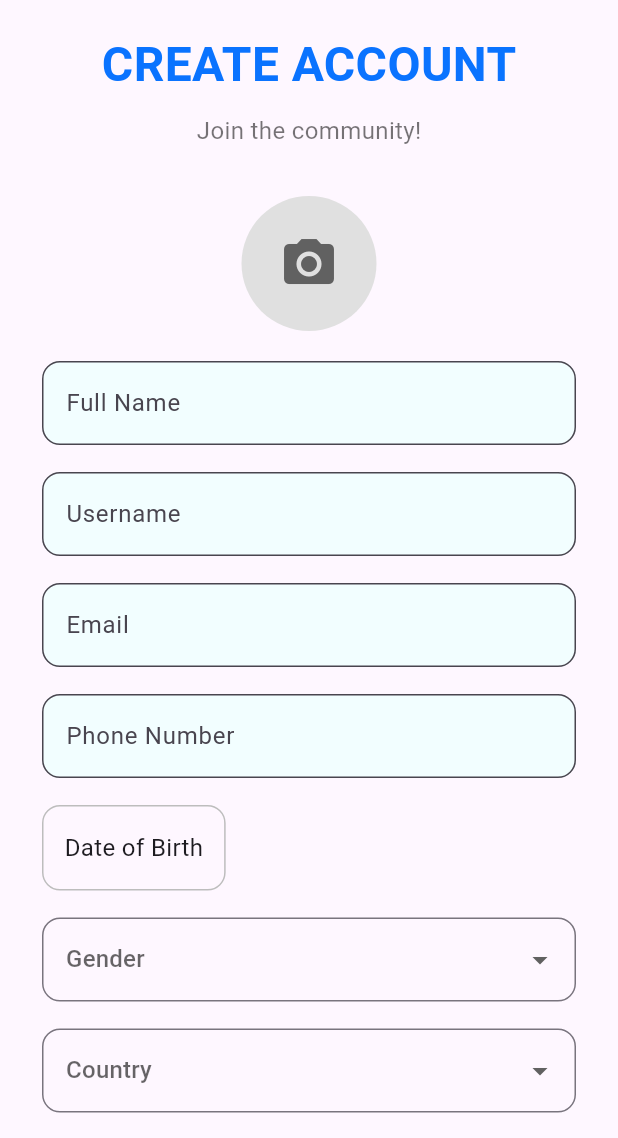
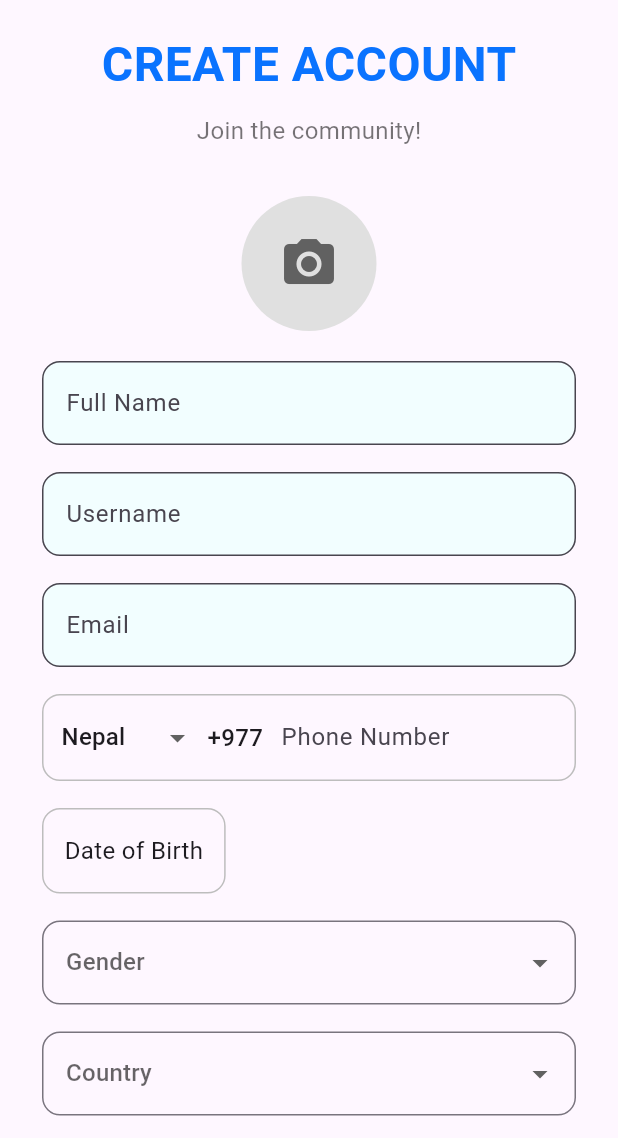
Before and after one commit to npratik0/frendly, a Flutter app: the RegisterScreen screen opened by its route, on a phone screen of 412 x 824 dp, the part 98-1236 px from its top. Run offline on Flutter 3.47's test engine with Material 3 defaults, Android fonts, the light colour scheme and no system bars.

Commit message:
country dropdown and dial code added to signup phone number field

```diff
--- a/lib/screens/login_screen.dart
+++ b/lib/screens/login_screen.dart
@@ -18,7 +18,6 @@ class _LoginScreenState extends State<LoginScreen> {
   final _pw = TextEditingController();
 
   bool _obscure = true;
-  // bool _loading = false;
 
   @override
   Widget build(BuildContext context) {
--- a/lib/screens/register_screen.dart
+++ b/lib/screens/register_screen.dart
@@ -3,7 +3,6 @@ import '../theme/app_styles.dart';
 import '../theme/app_colors.dart';
 import '../widgets/custom_text_field.dart';
 import '../widgets/password_field.dart';
-import '../widgets/social_button.dart';
 import '../widgets/divider_with_text.dart';
 
 class RegisterScreen extends StatefulWidget {
@@ -56,6 +55,18 @@ class _RegisterScreenState extends State<RegisterScreen> {
 
     if (date != null) setState(() => _dob = date);
   }
+
+  final List<Map<String, String>> countryCodes = [
+    {"name": "Nepal", "code": "+977"},
+    {"name": "India", "code": "+91"},
+    {"name": "USA", "code": "+1"},
+    {"name": "UK", "code": "+44"},
+    {"name": "Australia", "code": "+61"},
+    {"name": "Canada", "code": "+1"},
+  ];
+
+  String selectedCountry = "Nepal";
+  String selectedCode = "+977";
 
   @override
   Widget build(BuildContext context) {
@@ -128,11 +139,73 @@ class _RegisterScreenState extends State<RegisterScreen> {
                     const SizedBox(height: 18),
 
                     /// PHONE
-                    CustomTextField(
-                      controller: _phone,
-                      hint: "Phone Number",
-                      validator: (v) =>
-                          v!.isEmpty ? "Enter phone number" : null,
+                    // CustomTextField(
+                    //   controller: _phone,
+                    //   hint: "Phone Number",
+                    //   validator: (v) =>
+                    //       v!.isEmpty ? "Enter phone number" : null,
+                    // ),
+                    Container(
+                      padding: const EdgeInsets.symmetric(
+                        horizontal: 12,
+                        vertical: 4,
+                      ),
+                      decoration: BoxDecoration(
+                        borderRadius: BorderRadius.circular(12),
+                        border: Border.all(color: Colors.grey.shade400),
+                      ),
+                      child: Row(
+                        children: [
+                          /// COUNTRY DROPDOWN
+                          DropdownButtonHideUnderline(
+                            child: DropdownButton<String>(
+                              value: selectedCountry,
+                              icon: const Icon(Icons.arrow_drop_down),
+                              items: countryCodes.map((c) {
+                                return DropdownMenuItem(
+                                  value: c["name"],
+                                  child: Row(children: [Text(c["name"]!)]),
+                                );
+                              }).toList(),
+                              onChanged: (value) {
+                                setState(() {
+                                  selectedCountry = value!;
+                                  selectedCode = countryCodes.firstWhere(
+                                    (c) => c["name"] == value,
+                                  )["code"]!;
+                                });
+                              },
+                            ),
+                          ),
+
+                          const SizedBox(width: 8),
+
+                          /// COUNTRY CODE TEXT
+                          Text(
+                            selectedCode,
+                            style: const TextStyle(
+                              fontSize: 16,
+                              fontWeight: FontWeight.w500,
+                            ),
+                          ),
+
+                          const SizedBox(width: 12),
+
+                          /// PHONE NUMBER INPUT
+                          Expanded(
+                            child: TextFormField(
+                              controller: _phone,
+                              keyboardType: TextInputType.phone,
+                              decoration: const InputDecoration(
+                                hintText: "Phone Number",
+                                border: InputBorder.none,
+                              ),
+                              validator: (v) =>
+                                  v!.isEmpty ? "Enter phone number" : null,
+                            ),
+                          ),
+                        ],
+                      ),
                     ),
                     const SizedBox(height: 18),
 
@@ -326,8 +399,8 @@ class _RegisterScreenState extends State<RegisterScreen> {
                       ),
                     ),
                     style: ElevatedButton.styleFrom(
-                      backgroundColor: Colors.white, // Google button background
-                      foregroundColor: Colors.black, // Text color
+                      backgroundColor: Colors.white,
+                      foregroundColor: Colors.black,
                       padding: const EdgeInsets.symmetric(
                         horizontal: 16,
                         vertical: 12,
```
